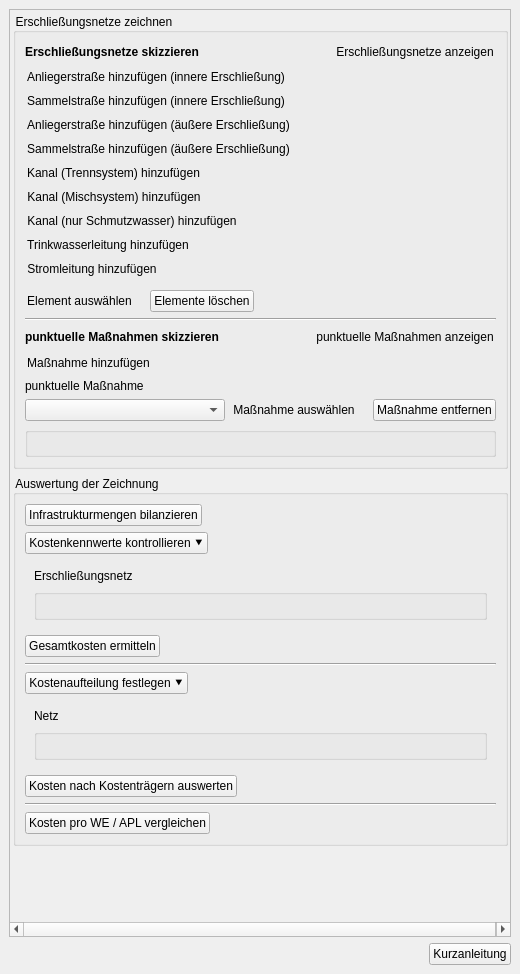
Above: projektcheck/ui/ProjektCheck_dockwidget_analysis_06-IFK.ui from projektcheck/ProjektCheck-QGIS before the change. Below: the same form after it.
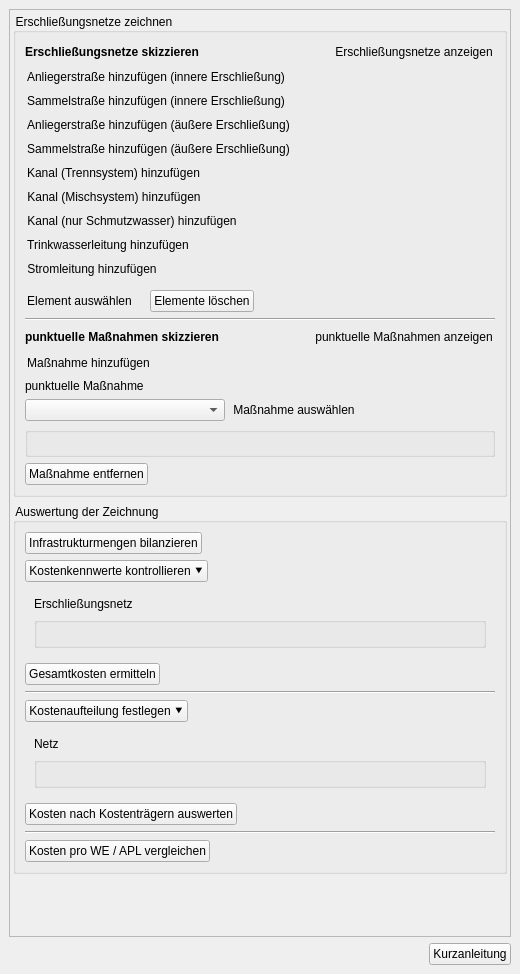
That is the form after the change. Icons and pictures are not drawn. Custom widgets are drawn as their Qt base class.

Commit message: infrastructure - possibility to select no point at all; moved remove button

The edit to the form file:
```diff
--- a/projektcheck/ui/ProjektCheck_dockwidget_analysis_06-IFK.ui
+++ b/projektcheck/ui/ProjektCheck_dockwidget_analysis_06-IFK.ui
@@ -861,18 +861,6 @@
                </property>
               </spacer>
              </item>
-             <item>
-              <widget class="QPushButton" name="remove_point_button">
-               <property name="text">
-                <string>Maßnahme entfernen</string>
-               </property>
-               <property name="icon">
-                <iconset>
-                 <normalon>../../images/iconset_mob/20190619_iconset_mob_delete_1.png</normalon>
-                </iconset>
-               </property>
-              </widget>
-             </item>
              <item>
               <spacer name="horizontalSpacer_7">
                <property name="orientation">
@@ -904,6 +892,35 @@
              <layout class="QVBoxLayout" name="verticalLayout_9"/>
             </widget>
            </item>
+           <item>
+            <layout class="QHBoxLayout" name="horizontalLayout">
+             <item>
+              <widget class="QPushButton" name="remove_point_button">
+               <property name="text">
+                <string>Maßnahme entfernen</string>
+               </property>
+               <property name="icon">
+                <iconset>
+                 <normalon>../../images/iconset_mob/20190619_iconset_mob_delete_1.png</normalon>
+                </iconset>
+               </property>
+              </widget>
+             </item>
+             <item>
+              <spacer name="horizontalSpacer_9">
+               <property name="orientation">
+                <enum>Qt::Horizontal</enum>
+               </property>
+               <property name="sizeHint" stdset="0">
+                <size>
+                 <width>40</width>
+                 <height>20</height>
+                </size>
+               </property>
+              </spacer>
+             </item>
+            </layout>
+           </item>
           </layout>
          </widget>
         </item>
@@ -985,6 +1002,9 @@
            </item>
            <item>
             <widget class="QWidget" name="kostenkennwerte_widget" native="true">
+             <property name="layoutDirection">
+              <enum>Qt::LeftToRight</enum>
+             </property>
              <layout class="QVBoxLayout" name="verticalLayout_11">
               <item>
                <widget class="QLabel" name="label_8">
```
The commit also changes 1 other file.
